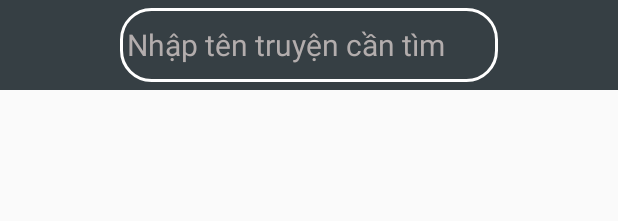
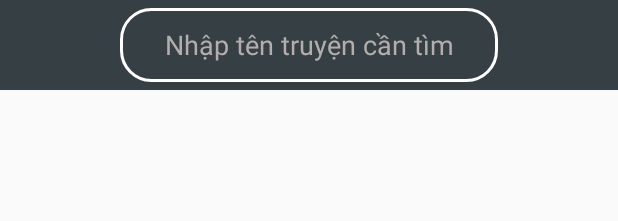
Before and after one commit to ngo2016/HakoLightnovelClone, an Android app: the layout activity_main.xml on its own in the app's theme, with its tools: preview values and no code run, on a phone screen of 412 x 824 dp. Shown: the top 221 px of the screen. Run offline under Robolectric (Android 15) with nearby library versions, the phone set to English and light mode, and no system bars.

```diff
--- a/app/src/main/res/layout/activity_main.xml
+++ b/app/src/main/res/layout/activity_main.xml
@@ -14,7 +14,7 @@
         android:gravity="center">
 
         <EditText
-            android:id="@+id/editText"
+            android:id="@+id/etSearch"
             android:layout_width="match_parent"
             android:layout_height="match_parent"
             android:layout_marginLeft="80dp"
@@ -22,10 +22,12 @@
             android:layout_marginRight="80dp"
             android:layout_marginBottom="5dp"
             android:background="@drawable/bacground_edit"
-            android:hint=" Nhập tên truyện cần tìm"
+            android:gravity="center"
+            android:hint="Nhập tên truyện cần tìm"
+            android:singleLine="false"
             android:textColor="#fff"
             android:textColorHint="#B3ADAD"
-            android:textSize="20sp" />
+            android:textSize="18sp" />
     </RelativeLayout>
 
     <GridView
```
Also changed, not shown: app/src/main/java/com/test/hakolightnovelclone/LightnovelAdapter.java (+17 -2 lines), app/src/main/java/com/test/hakolightnovelclone/MainActivity.java (+23 -0 lines).
